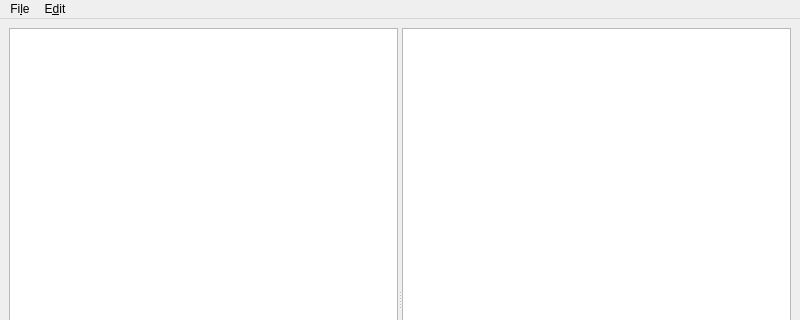
Before: the Qt Designer form kbddisplay.ui in kermitfrog/kbddisplay, drawn with Qt 5; both pictures show x 0 to 800 and y 0 to 320 of the 800 by 600 pixel window.
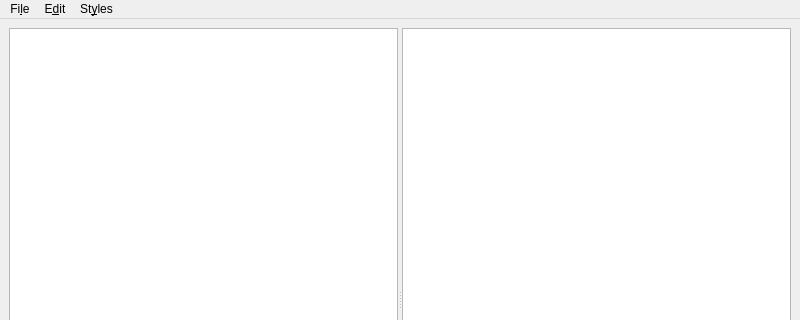
After: the same form once the commit is applied. Custom widgets are drawn as their Qt base class.

Commit message: We can now save a default set of Styles + DiffMap also smaller bugfixes

The edit to the form file:
```diff
--- a/kbddisplay.ui
+++ b/kbddisplay.ui
@@ -51,9 +51,18 @@
     </property>
     <addaction name="actionStyles"/>
     <addaction name="actionAutomap_current_Layout"/>
+    <addaction name="actionLayout_diff"/>
+   </widget>
+   <widget class="QMenu" name="menuStyles">
+    <property name="title">
+     <string>St&amp;yles</string>
+    </property>
+    <addaction name="action_Save_as_Default"/>
+    <addaction name="action_Import"/>
    </widget>
    <addaction name="menuQuit"/>
    <addaction name="menuEdit"/>
+   <addaction name="menuStyles"/>
   </widget>
   <widget class="QStatusBar" name="statusbar"/>
   <action name="actionQuit">
```
Left out of the diff: 18 changed lines with no effect on the pictures. The commit also changes 15 other files.
